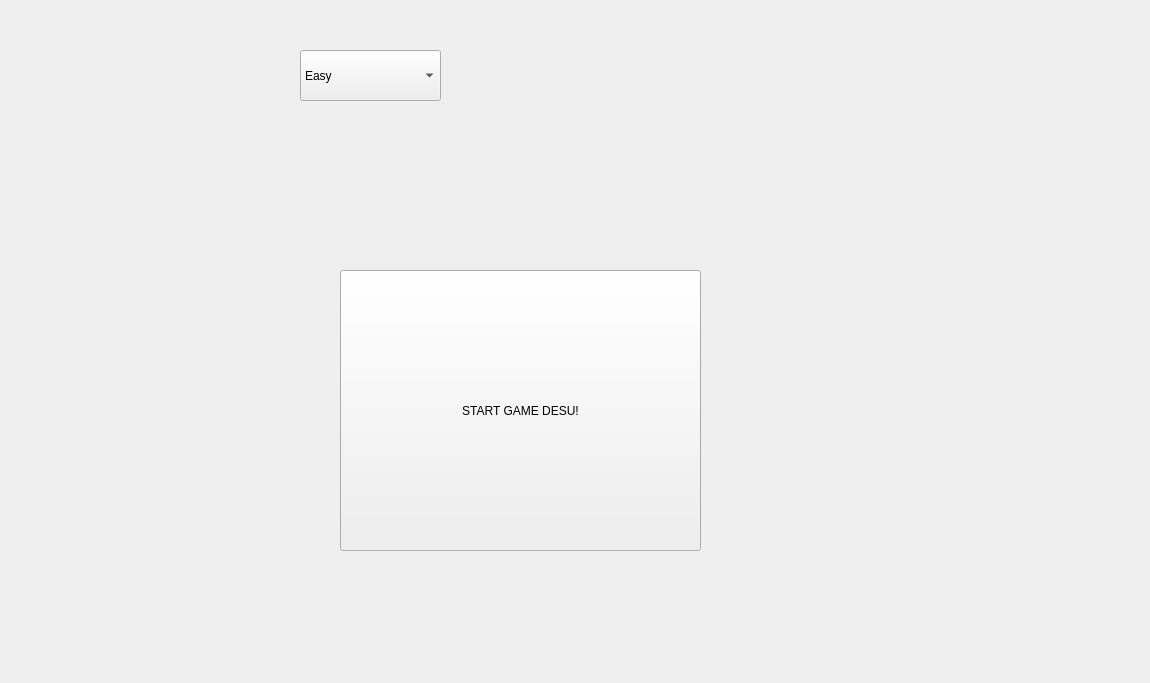
The window that Skribbl App/ClientGUI/creategamewindow.ui (codralexandra/ProjectModernCpp-Particular-Science) describes before a commit, drawn with Qt 5.
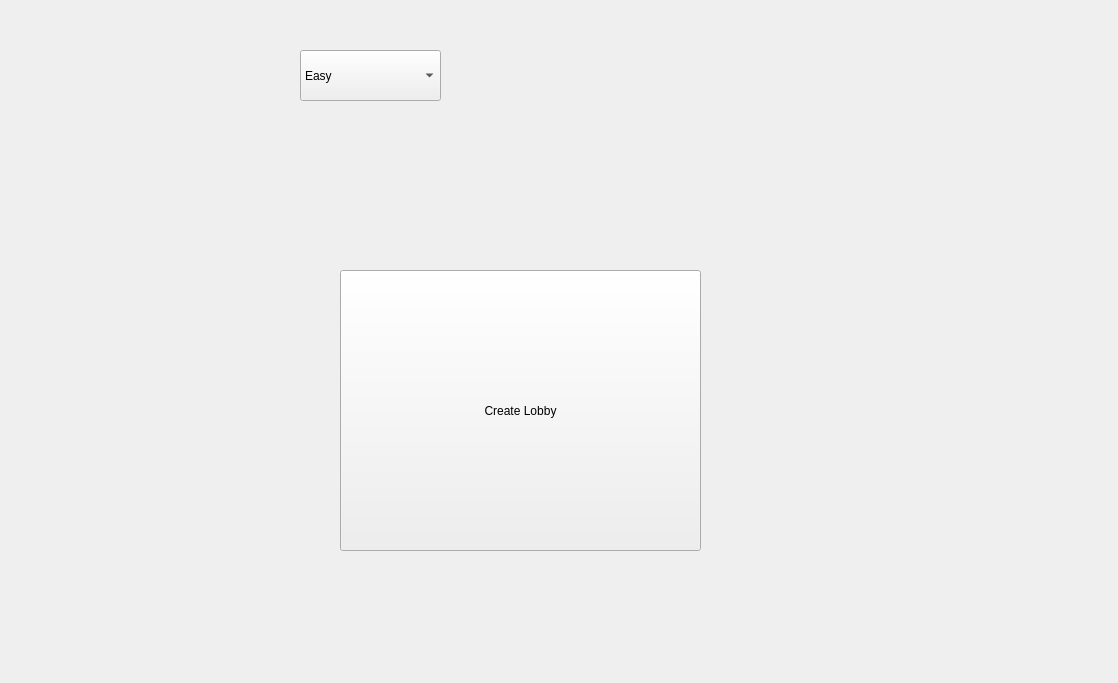
The same window after the commit.

Commit message: Create Game Window updated with lobby prepairing

The edit to the form file:
```diff
--- a/Skribbl App/ClientGUI/creategamewindow.ui
+++ b/Skribbl App/ClientGUI/creategamewindow.ui
@@ -6,7 +6,7 @@
    <rect>
     <x>0</x>
     <y>0</y>
-    <width>1150</width>
+    <width>1118</width>
     <height>683</height>
    </rect>
   </property>
@@ -48,7 +48,7 @@
     </rect>
    </property>
    <property name="text">
-    <string>START GAME DESU!</string>
+    <string>Create Lobby</string>
    </property>
   </widget>
  </widget>
```
Left out of the diff: 10 changed lines with no effect on the pictures. The commit also changes 4 other files.
